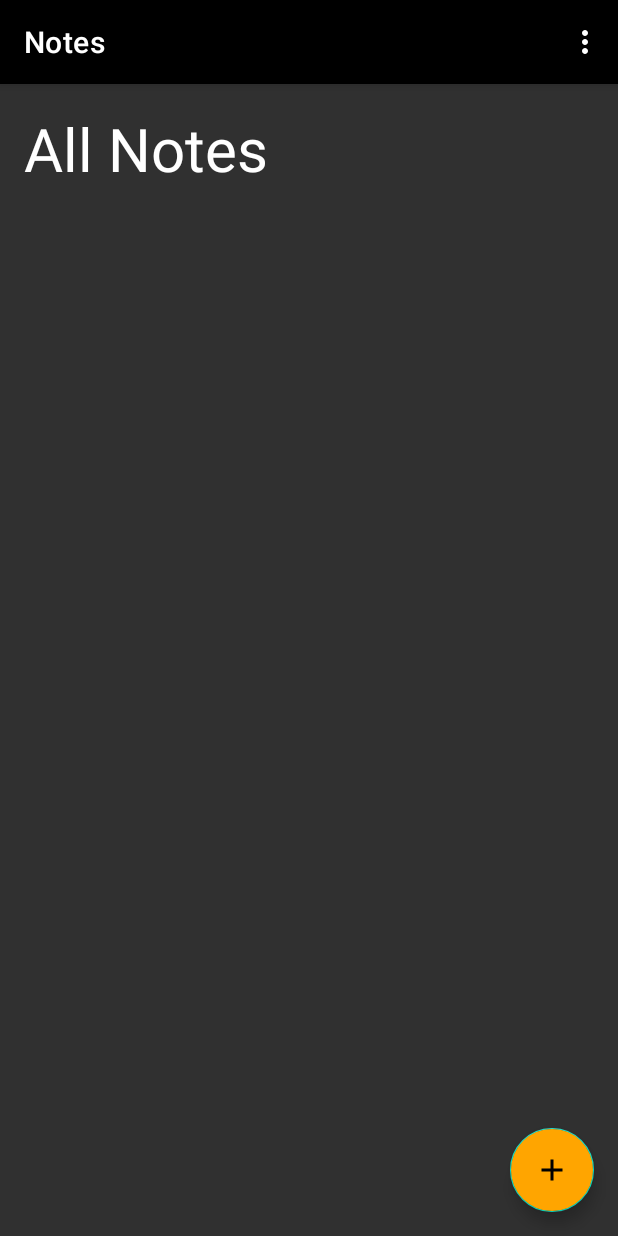
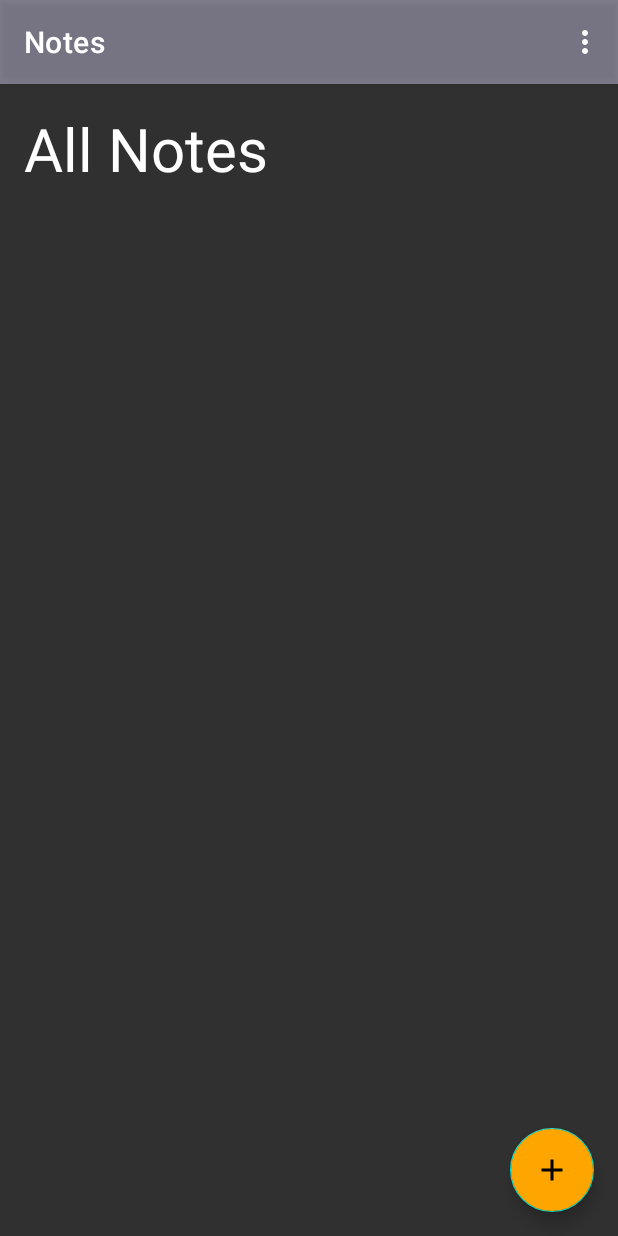
Before and after one commit to Lubomir1998/KtorNotesApp, an Android app: the screen it shows after launch (MainActivity), on a phone screen of 412 x 824 dp. Run offline under Robolectric (Android 15) with nearby library versions, the phone set to English and light mode, and no system bars; our stand-ins replace Dagger/Hilt's generated code, Room's generated code; libraries missing offline, so code that uses them is left out: androidx.hilt.lifecycle; 5 statements that could not run were skipped.

```diff
--- a/app/src/main/java/com/example/notes/ui/MainActivity.kt
+++ b/app/src/main/java/com/example/notes/ui/MainActivity.kt
@@ -1,14 +1,39 @@
 package com.example.notes.ui
 
+import android.annotation.SuppressLint
+import android.graphics.Color
+import android.graphics.drawable.ColorDrawable
+import android.os.Bundle
+import androidx.appcompat.app.ActionBar
 import androidx.appcompat.app.AppCompatActivity
-import android.os.Bundle
 import com.example.notes.R
 import dagger.hilt.android.AndroidEntryPoint
 
+
 @AndroidEntryPoint
 class MainActivity : AppCompatActivity() {
+    @SuppressLint("ResourceAsColor")
     override fun onCreate(savedInstanceState: Bundle?) {
         super.onCreate(savedInstanceState)
         setContentView(R.layout.activity_main)
+
+        // Define ActionBar object
+        // Define ActionBar object
+        val actionBar: ActionBar? = supportActionBar
+
+        // Define ColorDrawable object and parse color
+        // using parseColor method
+        // with color hash code as its parameter
+
+        // Define ColorDrawable object and parse color
+        // using parseColor method
+        // with color hash code as its parameter
+        val colorDrawable = ColorDrawable(R.color.black)
+
+        // Set BackgroundDrawable
+
+        // Set BackgroundDrawable
+        actionBar?.setBackgroundDrawable(colorDrawable)
+
     }
 }
--- a/app/src/main/res/layout/fragment_auth.xml
+++ b/app/src/main/res/layout/fragment_auth.xml
@@ -92,6 +92,7 @@
         android:layout_height="wrap_content"
         android:layout_marginTop="16dp"
         android:text="Login"
+        android:backgroundTint="@color/purple_500"
         app:layout_constraintEnd_toEndOf="@id/tilLoginPassword"
         app:layout_constraintTop_toBottomOf="@id/tilLoginPassword" />
 
@@ -215,8 +216,8 @@
             android:layout_width="match_parent"
             android:layout_height="wrap_content"
             android:layout_marginTop="16dp"
+            android:textColorHint="@android:color/tertiary_text_light"
             android:hint="Confirm Password"
-            android:textColorHint="@android:color/tertiary_text_light"
             android:inputType="textPassword"
             android:padding="16dp"/>
 
@@ -228,8 +229,8 @@
         android:layout_height="wrap_content"
         android:layout_marginTop="16dp"
         android:text="Register"
+        android:alpha="0"
         android:textColorHint="@android:color/tertiary_text_light"
-        android:alpha="0"
         app:layout_constraintEnd_toEndOf="parent"
         app:layout_constraintTop_toBottomOf="@id/tvRegisterTitle" />
 
--- a/app/src/main/res/values/colors.xml
+++ b/app/src/main/res/values/colors.xml
@@ -5,7 +5,7 @@
     <color name="purple_700">#FF3700B3</color>
     <color name="teal_200">#FF03DAC5</color>
     <color name="teal_700">#FF018786</color>
-    <color name="black">#FF000000</color>
+    <color name="black">#000</color>
     <color name="white">#FFFFFFFF</color>
 
     <color name="colorAccent">#039BE5</color>
--- a/app/src/main/res/values/themes.xml
+++ b/app/src/main/res/values/themes.xml
@@ -2,7 +2,7 @@
     <!-- Base application theme. -->
     <style name="Theme.Notes" parent="Theme.MaterialComponents.DayNight.DarkActionBar">
         <!-- Primary brand color. -->
-        <item name="colorPrimary">@color/black</item>
+        <item name="colorPrimary">@color/purple_500</item>
         <item name="colorPrimaryVariant">@color/purple_700</item>
         <item name="colorOnPrimary">@color/white</item>
         <!-- Secondary brand color. -->
```
Also changed, not shown: app/src/main/java/com/example/notes/viewmodels/AuthViewModel.kt (+13 -1 lines).
